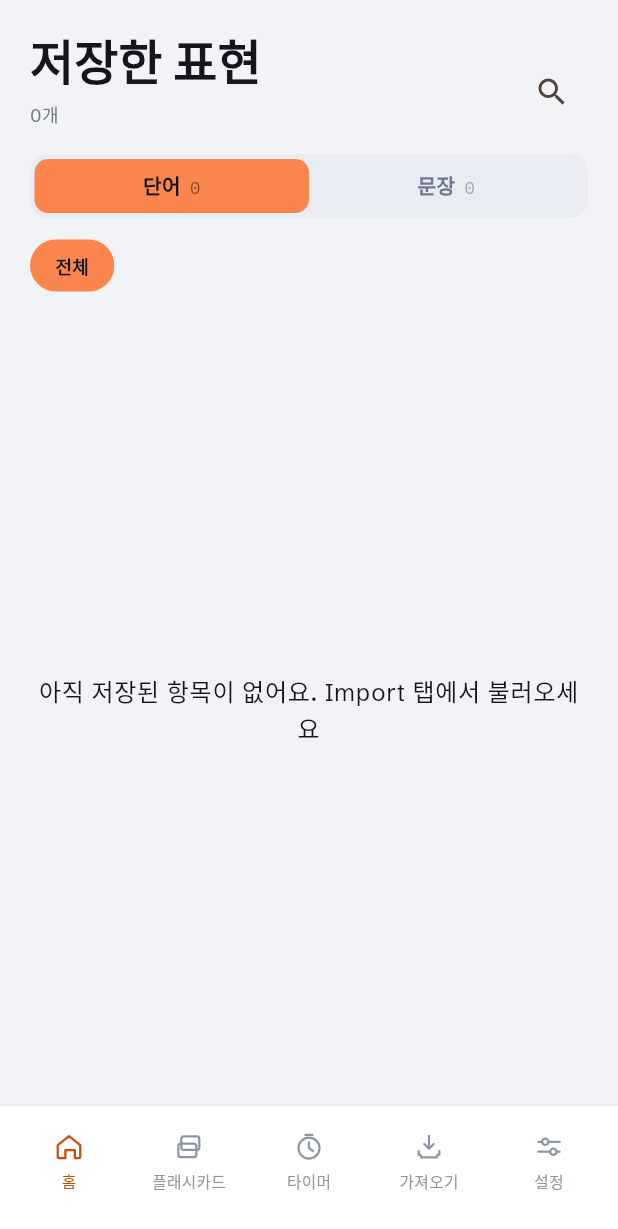
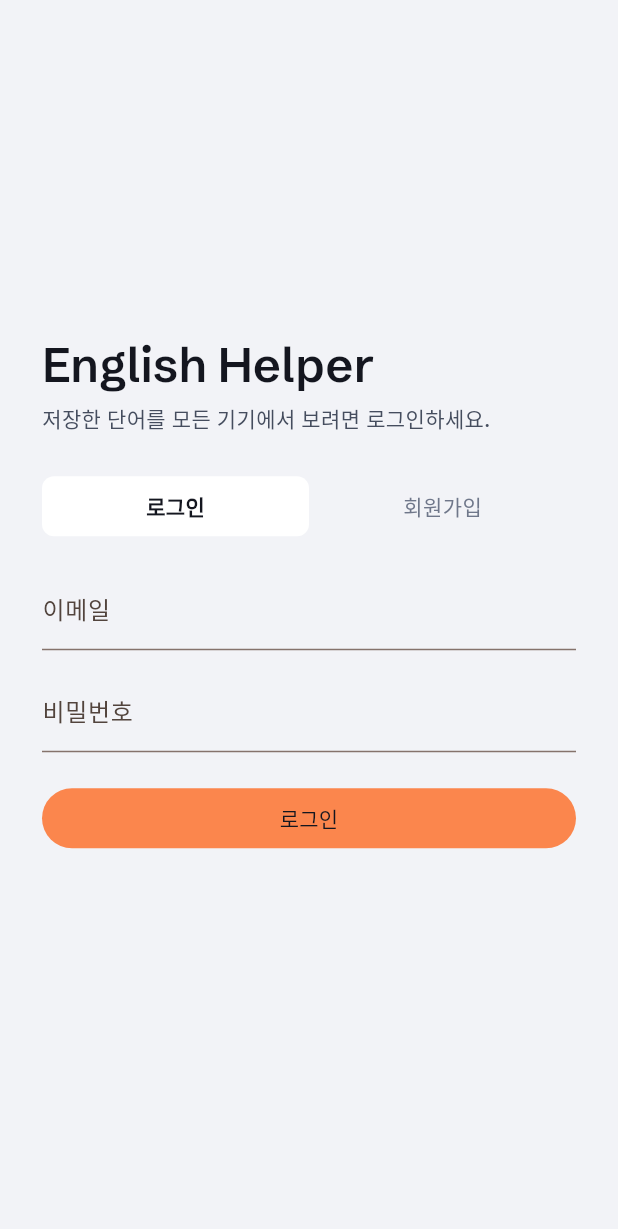
Before and after one commit to channuu/LanguageHelper, a Flutter app: the screen it shows after launch, on a phone screen of 412 x 824 dp. Shown: the top 1229 px of the screen. Run offline on Flutter 3.47's test engine with Material 3 defaults, Android fonts, the phone set to English and light mode, and no system bars; our stand-ins replace file_picker, firebase_auth, firebase_core, shared_preferences, sqflite, youtube_player_flutter; accounts and stored records are empty.

Commit message:
feat: add Firebase auth and login gate to the app
Adds firebase_core/firebase_auth/cloud_firestore dependencies, an
AuthService abstraction (FirebaseAuthService + AuthUser + AuthException)
behind which the login screen and tests can substitute a fake, a Korean
login/signup screen, and an AuthGate that shows a loading spinner while
the session restores, then routes to LoginScreen or the app shell based
on auth state. The app requires login — no anonymous mode. Error copy
matches the Chrome extension's cloud/auth.js and deliberately collapses
wrong-password/user-not-found/invalid-credential into one message to
avoid account-enumeration leaks.

Includes the flutterfire-generated firebase_options.dart,
GoogleService-Info.plist, google-services.json, firebase.json, and the
Gradle/Xcode project edits FlutterFire CLI made for project
language-helper-d1de6.

```diff
--- a/mobile/lib/app.dart
+++ b/mobile/lib/app.dart
@@ -1,5 +1,8 @@
 import 'package:flutter/material.dart';
+import 'package:provider/provider.dart';
 
+import 'data/sync/auth_service.dart';
+import 'features/auth/auth_gate.dart';
 import 'features/flashcard/flashcard_screen.dart';
 import 'features/home/home_screen.dart';
 import 'features/import/import_screen.dart';
@@ -16,7 +19,12 @@ class EnglishHelperApp extends StatelessWidget {
     return MaterialApp(
       title: 'English Helper',
       theme: AppTheme.light,
-      home: const _RootShell(),
+      home: Builder(
+        builder: (context) => AuthGate(
+          authService: context.read<AuthService>(),
+          child: const _RootShell(),
+        ),
+      ),
     );
   }
 }
--- /dev/null
+++ b/mobile/lib/data/sync/auth_service.dart
@@ -0,0 +1,77 @@
+import 'package:firebase_auth/firebase_auth.dart' as fb;
+
+class AuthUser {
+  final String uid;
+  final String email;
+  const AuthUser({required this.uid, required this.email});
+}
+
+class AuthException implements Exception {
+  final String message;
+  const AuthException(this.message);
+  @override
+  String toString() => message;
+}
+
+const Map<String, String> _errorCopy = {
+  'email-already-in-use': '이미 가입된 이메일이에요',
+  'user-not-found': '이메일 또는 비밀번호가 맞지 않아요',
+  'wrong-password': '이메일 또는 비밀번호가 맞지 않아요',
+  'invalid-credential': '이메일 또는 비밀번호가 맞지 않아요',
+  'invalid-email': '이메일 형식을 확인해 주세요',
+  'weak-password': '비밀번호는 6자 이상이어야 해요',
+  'too-many-requests': '잠시 후 다시 시도해 주세요',
+  'user-disabled': '사용할 수 없는 계정이에요',
+  'network-request-failed': '연결을 확인해 주세요',
+};
+
+/// 확장의 cloud/auth.js와 같은 문구를 쓴다. 어느 쪽이 틀렸는지
+/// (이메일/비밀번호) 구분해 알려주지 않는다.
+String authErrorMessage(String code) =>
+    _errorCopy[code] ?? '로그인에 실패했어요';
+
+abstract class AuthService {
+  Stream<AuthUser?> authStateChanges();
+  AuthUser? get currentUser;
+  Future<void> signIn(String email, String password);
+  Future<void> signUp(String email, String password);
+  Future<void> signOut();
+}
+
+class FirebaseAuthService implements AuthService {
+  final fb.FirebaseAuth _auth;
+
+  FirebaseAuthService({fb.FirebaseAuth? auth})
+      : _auth = auth ?? fb.FirebaseAuth.instance;
+
+  static AuthUser? _toUser(fb.User? user) => user == null
+      ? null
+      : AuthUser(uid: user.uid, email: user.email ?? '');
+
+  @override
+  Stream<AuthUser?> authStateChanges() => _auth.authStateChanges().map(_toUser);
+
+  @override
+  AuthUser? get currentUser => _toUser(_auth.currentUser);
+
+  @override
+  Future<void> signIn(String email, String password) async {
+    try {
+      await _auth.signInWithEmailAndPassword(email: email, password: password);
+    } on fb.FirebaseAuthException catch (e) {
+      throw AuthException(authErrorMessage(e.code));
+    }
+  }
+
+  @override
+  Future<void> signUp(String email, String password) async {
+    try {
+      await _auth.createUserWithEmailAndPassword(email: email, password: password);
+    } on fb.FirebaseAuthException catch (e) {
+      throw AuthException(authErrorMessage(e.code));
+    }
+  }
+
+  @override
+  Future<void> signOut() => _auth.signOut();
+}
--- /dev/null
+++ b/mobile/lib/features/auth/auth_gate.dart
@@ -0,0 +1,31 @@
+import 'package:flutter/material.dart';
+
+import '../../data/sync/auth_service.dart';
+import 'login_screen.dart';
+
+/// 인증 상태에 따라 로그인 화면과 앱 본체를 가른다.
+/// 앱은 로그인이 필수다 — 미로그인 상태로는 아무것도 할 수 없다.
+class AuthGate extends StatelessWidget {
+  final AuthService authService;
+  final Widget child;
+
+  const AuthGate({super.key, required this.authService, required this.child});
+
+  @override
+  Widget build(BuildContext context) {
+    return StreamBuilder<AuthUser?>(
+      stream: authService.authStateChanges(),
+      builder: (context, snapshot) {
+        if (snapshot.connectionState == ConnectionState.waiting) {
+          return const Scaffold(
+            body: Center(child: CircularProgressIndicator()),
+          );
+        }
+        if (snapshot.data == null) {
+          return LoginScreen(authService: authService);
+        }
+        return child;
+      },
+    );
+  }
+}
--- /dev/null
+++ b/mobile/lib/features/auth/login_screen.dart
@@ -0,0 +1,147 @@
+import 'package:flutter/material.dart';
+
+import '../../data/sync/auth_service.dart';
+import '../../theme/app_theme.dart';
+
+class LoginScreen extends StatefulWidget {
+  final AuthService authService;
+  const LoginScreen({super.key, required this.authService});
+
+  @override
+  State<LoginScreen> createState() => _LoginScreenState();
+}
+
+class _LoginScreenState extends State<LoginScreen> {
+  final _email = TextEditingController();
+  final _password = TextEditingController();
+  bool _signUpMode = false;
+  bool _busy = false;
+  String? _error;
+
+  @override
+  void dispose() {
+    _email.dispose();
+    _password.dispose();
+    super.dispose();
+  }
+
+  Future<void> _submit() async {
+    final email = _email.text.trim();
+    final password = _password.text;
+
+    if (email.isEmpty || password.isEmpty) {
+      setState(() => _error = '이메일과 비밀번호를 입력해 주세요');
+      return;
+    }
+    if (_signUpMode && password.length < 6) {
+      setState(() => _error = authErrorMessage('weak-password'));
+      return;
+    }
+
+    setState(() {
+      _busy = true;
+      _error = null;
+    });
+    try {
+      if (_signUpMode) {
+        await widget.authService.signUp(email, password);
+      } else {
+        await widget.authService.signIn(email, password);
+      }
+      // 성공하면 AuthGate가 인증 스트림을 보고 화면을 바꾼다.
+    } on AuthException catch (e) {
+      if (mounted) setState(() => _error = e.message);
+    } catch (_) {
+      if (mounted) setState(() => _error = '로그인에 실패했어요');
+    } finally {
+      if (mounted) setState(() => _busy = false);
+    }
+  }
+
+  Widget _tab(String label, bool active, VoidCallback onTap) {
+    return Expanded(
+      child: GestureDetector(
+        onTap: onTap,
+        behavior: HitTestBehavior.opaque,
+        child: Container(
+          padding: const EdgeInsets.symmetric(vertical: 10),
+          alignment: Alignment.center,
+          decoration: BoxDecoration(
+            color: active ? AppColors.surface : Colors.transparent,
+            borderRadius: BorderRadius.circular(8),
+          ),
+          child: Text(
+            label,
+            style: TextStyle(
+              fontSize: 14,
+              fontWeight: active ? FontWeight.w600 : FontWeight.w400,
+              color: active ? AppColors.ink : AppColors.inkTertiary,
+            ),
+          ),
+        ),
+      ),
+    );
+  }
+
+  @override
+  Widget build(BuildContext context) {
+    return Scaffold(
+      body: SafeArea(
+        child: Center(
+          child: SingleChildScrollView(
+            padding: const EdgeInsets.symmetric(horizontal: 28),
+            child: Column(
+              mainAxisSize: MainAxisSize.min,
+              crossAxisAlignment: CrossAxisAlignment.stretch,
+              children: [
+                Text('English Helper',
+                    style: Theme.of(context).textTheme.headlineLarge),
+                const SizedBox(height: 6),
+                const Text(
+                  '저장한 단어를 모든 기기에서 보려면 로그인하세요.',
+                  style: TextStyle(fontSize: 14, color: AppColors.inkSecondary),
+                ),
+                const SizedBox(height: 28),
+                Row(children: [
+                  _tab('로그인', !_signUpMode,
+                      () => setState(() { _signUpMode = false; _error = null; })),
+                  _tab('회원가입', _signUpMode,
+                      () => setState(() { _signUpMode = true; _error = null; })),
+                ]),
+                const SizedBox(height: 20),
+                TextField(
+                  key: const Key('login-email'),
+                  controller: _email,
+                  keyboardType: TextInputType.emailAddress,
+                  autocorrect: false,
+                  decoration: const InputDecoration(labelText: '이메일'),
+                ),
+                const SizedBox(height: 12),
+                TextField(
+                  key: const Key('login-password'),
+                  controller: _password,
+                  obscureText: true,
+                  decoration: const InputDecoration(labelText: '비밀번호'),
+                ),
+                const SizedBox(height: 20),
+                FilledButton(
+                  key: const Key('login-submit'),
+                  onPressed: _busy ? null : _submit,
+                  child: Text(_signUpMode ? '가입하고 시작하기' : '로그인'),
+                ),
+                const SizedBox(height: 12),
+                SizedBox(
+                  height: 20,
+                  child: Text(
+                    _error ?? '',
+                    style: const TextStyle(fontSize: 13, color: Color(0xFFCC5C43)),
+                  ),
+                ),
+              ],
+            ),
+          ),
+        ),
+      ),
+    );
+  }
+}
--- a/mobile/pubspec.yaml
+++ b/mobile/pubspec.yaml
@@ -41,6 +41,9 @@ dependencies:
   shared_preferences: ^2.5.5
   path: ^1.9.1
   youtube_player_flutter: ^10.0.1
+  firebase_core: ^3.6.0
+  firebase_auth: ^5.3.1
+  cloud_firestore: ^5.4.4
 
 dev_dependencies:
   flutter_test:
```
Also changed, not shown: mobile/lib/main.dart (+10 -1 lines), mobile/firebase.json (added), mobile/lib/firebase_options.dart (added), mobile/pubspec.lock, 9 other files.
